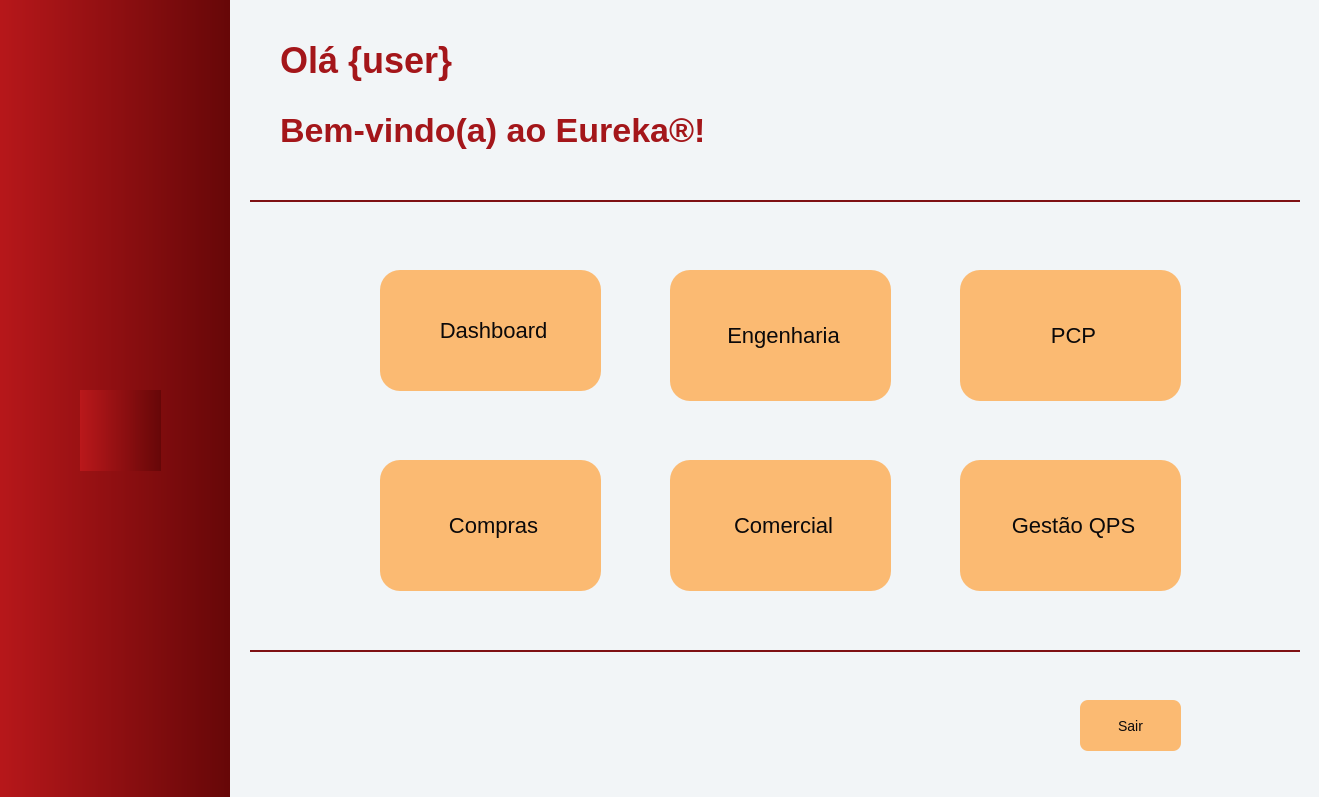
This is src/qt/ui/home_window.ui in eliezermoraesss/eureka_app_pyqt5_project_v2 as Qt 5 draws it before an edit. The edited form follows.
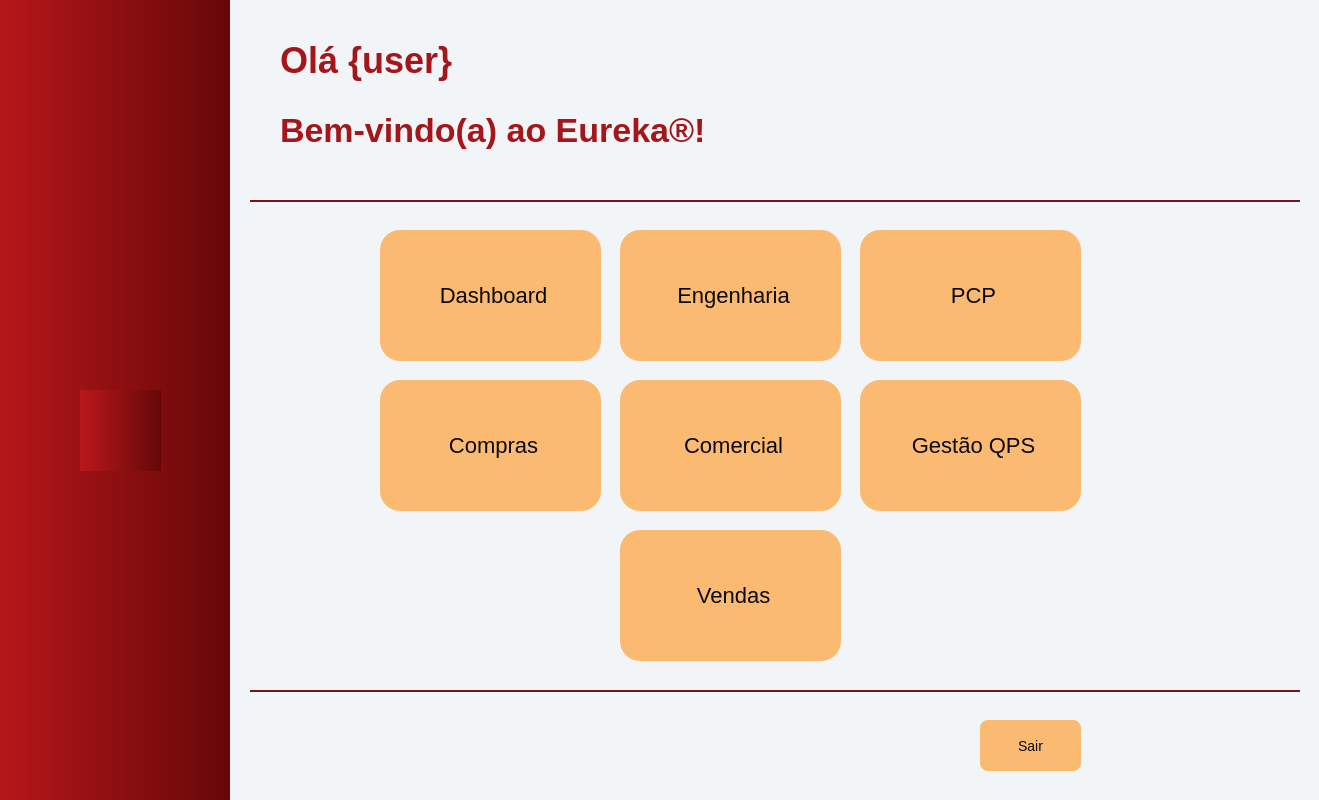
This is the edited form. Icons and pictures are not drawn.

Commit message: :sparkles: :deploy: feat: Deploy. Novo recurso lançado. MÓDULO DE VENDAS

The edit to the form file:
```diff
--- a/src/qt/ui/home_window.ui
+++ b/src/qt/ui/home_window.ui
@@ -7,7 +7,7 @@
     <x>0</x>
     <y>0</y>
     <width>1319</width>
-    <height>797</height>
+    <height>800</height>
    </rect>
   </property>
   <property name="font">
@@ -37,7 +37,7 @@
     </property>
     <property name="font">
      <font>
-      <family>Segoe UI Light</family>
+      <family>Segoe UI</family>
      </font>
     </property>
     <property name="styleSheet">
@@ -72,9 +72,9 @@
      <property name="geometry">
       <rect>
        <x>150</x>
-       <y>270</y>
+       <y>230</y>
        <width>221</width>
-       <height>121</height>
+       <height>131</height>
       </rect>
      </property>
      <property name="minimumSize">
@@ -85,7 +85,6 @@
      </property>
      <property name="font">
       <font>
-       <family>Segoe UI</family>
        <pointsize>-1</pointsize>
       </font>
      </property>
@@ -112,8 +111,8 @@
     <widget class="QPushButton" name="btn_engenharia">
      <property name="geometry">
       <rect>
-       <x>440</x>
-       <y>270</y>
+       <x>390</x>
+       <y>230</y>
        <width>221</width>
        <height>131</height>
       </rect>
@@ -126,7 +125,6 @@
      </property>
      <property name="font">
       <font>
-       <family>Segoe UI</family>
        <pointsize>-1</pointsize>
       </font>
      </property>
@@ -150,8 +148,8 @@
     <widget class="QPushButton" name="btn_pcp">
      <property name="geometry">
       <rect>
-       <x>730</x>
-       <y>270</y>
+       <x>630</x>
+       <y>230</y>
        <width>221</width>
        <height>131</height>
       </rect>
@@ -164,7 +162,6 @@
      </property>
      <property name="font">
       <font>
-       <family>Segoe UI</family>
        <pointsize>-1</pointsize>
       </font>
      </property>
@@ -189,7 +186,7 @@
      <property name="geometry">
       <rect>
        <x>150</x>
-       <y>460</y>
+       <y>380</y>
        <width>221</width>
        <height>131</height>
       </rect>
@@ -202,7 +199,6 @@
      </property>
      <property name="font">
       <font>
-       <family>Segoe UI</family>
        <pointsize>-1</pointsize>
       </font>
      </property>
@@ -226,8 +222,8 @@
     <widget class="QPushButton" name="btn_comercial">
      <property name="geometry">
       <rect>
-       <x>440</x>
-       <y>460</y>
+       <x>390</x>
+       <y>380</y>
        <width>221</width>
        <height>131</height>
       </rect>
@@ -240,7 +236,6 @@
      </property>
      <property name="font">
       <font>
-       <family>Segoe UI</family>
        <pointsize>-1</pointsize>
       </font>
      </property>
@@ -264,8 +259,8 @@
     <widget class="QPushButton" name="btn_qps">
      <property name="geometry">
       <rect>
-       <x>730</x>
-       <y>460</y>
+       <x>630</x>
+       <y>380</y>
        <width>221</width>
        <height>131</height>
       </rect>
@@ -278,7 +273,6 @@
      </property>
      <property name="font">
       <font>
-       <family>Segoe UI</family>
        <pointsize>-1</pointsize>
       </font>
      </property>
@@ -387,7 +381,7 @@
      <property name="geometry">
       <rect>
        <x>20</x>
-       <y>650</y>
+       <y>690</y>
        <width>1050</width>
        <height>2</height>
       </rect>
@@ -407,8 +401,8 @@
     <widget class="QPushButton" name="btn_logout">
      <property name="geometry">
       <rect>
-       <x>850</x>
-       <y>700</y>
+       <x>750</x>
+       <y>720</y>
        <width>101</width>
        <height>51</height>
       </rect>
@@ -421,7 +415,6 @@
      </property>
      <property name="font">
       <font>
-       <family>Segoe UI</family>
        <pointsize>-1</pointsize>
       </font>
      </property>
@@ -455,6 +448,43 @@
       </size>
      </property>
     </widget>
+    <widget class="QPushButton" name="btn_vendas">
+     <property name="geometry">
+      <rect>
+       <x>390</x>
+       <y>530</y>
+       <width>221</width>
+       <height>131</height>
+      </rect>
+     </property>
+     <property name="minimumSize">
+      <size>
+       <width>221</width>
+       <height>41</height>
+      </size>
+     </property>
+     <property name="font">
+      <font>
+       <pointsize>-1</pointsize>
+      </font>
+     </property>
+     <property name="styleSheet">
+      <string notr="true"/>
+     </property>
+     <property name="text">
+      <string> Vendas</string>
+     </property>
+     <property name="icon">
+      <iconset resource="../static/resource.qrc">
+       <normaloff>:/icon/icon/crescimento.png</normaloff>:/icon/icon/crescimento.png</iconset>
+     </property>
+     <property name="iconSize">
+      <size>
+       <width>64</width>
+       <height>64</height>
+      </size>
+     </property>
+    </widget>
     <zorder>btn_qps</zorder>
     <zorder>btn_comercial</zorder>
     <zorder>btn_compras</zorder>
```
Left out of the diff: 3 changed lines with no effect on the pictures. The commit also changes 10 other files.
